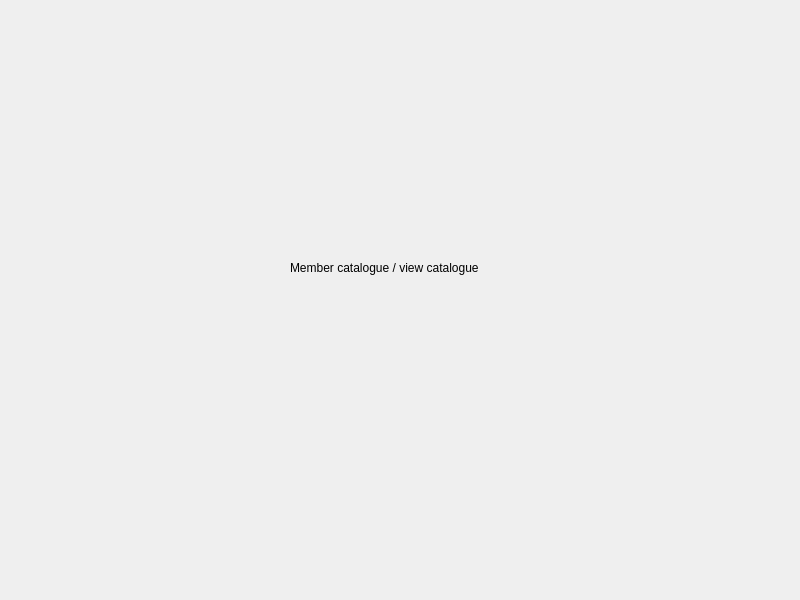
Old version of the form member_catalogue_screen.ui in the repository MrCooperGit/Assessment-2_Library-Management-System.
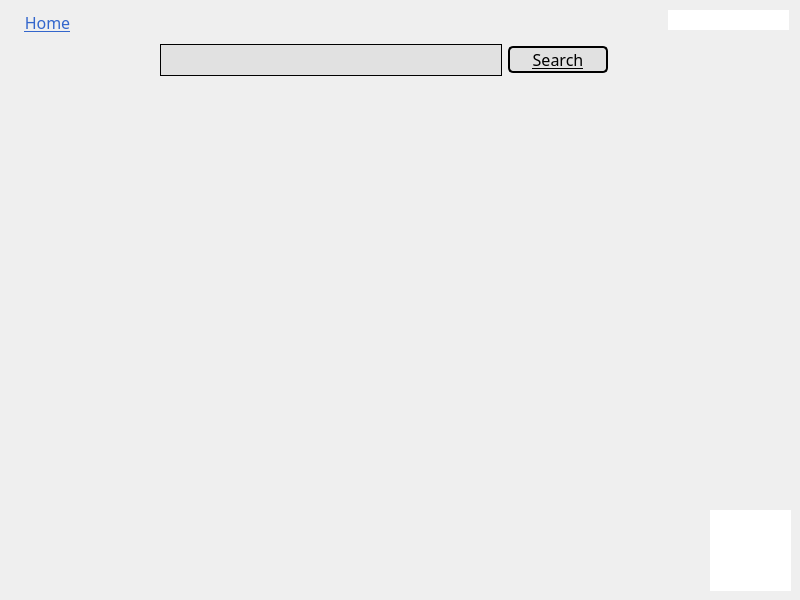
New version of the form.

Commit message: drafted layout screens

Patch:
```diff
--- a/member_catalogue_screen.ui
+++ b/member_catalogue_screen.ui
@@ -16,15 +16,133 @@
   <widget class="QLabel" name="label">
    <property name="geometry">
     <rect>
-     <x>290</x>
-     <y>260</y>
-     <width>201</width>
-     <height>16</height>
+     <x>710</x>
+     <y>510</y>
+     <width>81</width>
+     <height>81</height>
     </rect>
    </property>
+   <property name="styleSheet">
+    <string notr="true">background-color: rgb(255, 255, 255);</string>
+   </property>
    <property name="text">
-    <string>Member catalogue / view catalogue</string>
+    <string/>
    </property>
+   <property name="scaledContents">
+    <bool>false</bool>
+   </property>
+  </widget>
+  <widget class="QLabel" name="label_username">
+   <property name="geometry">
+    <rect>
+     <x>668</x>
+     <y>10</y>
+     <width>121</width>
+     <height>20</height>
+    </rect>
+   </property>
+   <property name="layoutDirection">
+    <enum>Qt::LeftToRight</enum>
+   </property>
+   <property name="styleSheet">
+    <string notr="true">text-align: right;
+background-color: rgb(255, 255, 255);
+</string>
+   </property>
+   <property name="text">
+    <string/>
+   </property>
+  </widget>
+  <widget class="QPushButton" name="pushButton_home">
+   <property name="geometry">
+    <rect>
+     <x>10</x>
+     <y>10</y>
+     <width>75</width>
+     <height>24</height>
+    </rect>
+   </property>
+   <property name="font">
+    <font>
+     <family>Italic Outline Art</family>
+     <pointsize>12</pointsize>
+     <bold>false</bold>
+     <underline>true</underline>
+    </font>
+   </property>
+   <property name="cursor">
+    <cursorShape>PointingHandCursor</cursorShape>
+   </property>
+   <property name="styleSheet">
+    <string notr="true">background-color: 0;
+border-radius: 15px;
+border-color: 0;
+color: #3366CC;
+</string>
+   </property>
+   <property name="text">
+    <string>Home</string>
+   </property>
+  </widget>
+  <widget class="QWidget" name="">
+   <property name="geometry">
+    <rect>
+     <x>160</x>
+     <y>40</y>
+     <width>448</width>
+     <height>40</height>
+    </rect>
+   </property>
+   <layout class="QHBoxLayout" name="horizontalLayout">
+    <item>
+     <widget class="QLineEdit" name="lineEdit">
+      <property name="minimumSize">
+       <size>
+        <width>340</width>
+        <height>32</height>
+       </size>
+      </property>
+      <property name="styleSheet">
+       <string notr="true">background-color: #E1E1E1;
+border: 1px solid #000000;
+
+</string>
+      </property>
+     </widget>
+    </item>
+    <item>
+     <widget class="QPushButton" name="pushButton_search">
+      <property name="minimumSize">
+       <size>
+        <width>100</width>
+        <height>0</height>
+       </size>
+      </property>
+      <property name="font">
+       <font>
+        <family>Italic Outline Art</family>
+        <pointsize>12</pointsize>
+        <italic>false</italic>
+        <bold>false</bold>
+        <underline>true</underline>
+       </font>
+      </property>
+      <property name="cursor">
+       <cursorShape>PointingHandCursor</cursorShape>
+      </property>
+      <property name="styleSheet">
+       <string notr="true">background-color: #E1E1E1;
+border-radius: 5px;
+border: 2px solid #000000;
+
+</string>
+      </property>
+      <property name="text">
+       <string>Search</string>
+      </property>
+     </widget>
+    </item>
+   </layout>
   </widget>
  </widget>
  <resources/>
```
Left out of the diff: 2 changed lines with no effect on the pictures. The commit also changes 23 other files.
